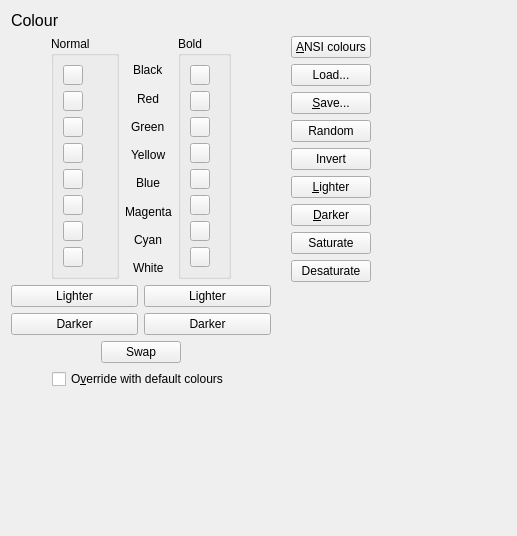
The window that smushclient-qt/cpp/ui/prefs/color.ui (jnbooth/smushclient) describes before a commit, drawn with Qt 5.
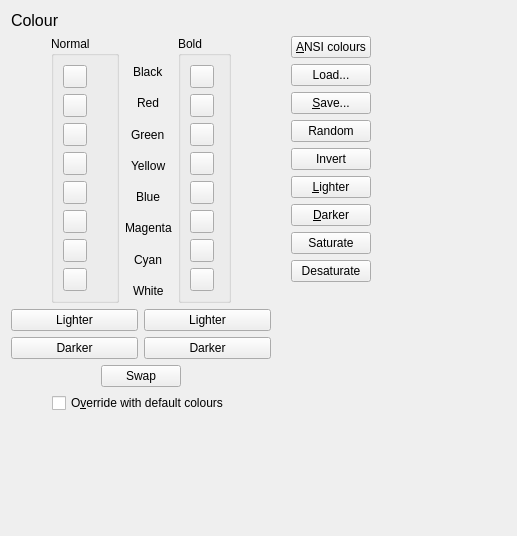
The same window after the commit. Icons and pictures are not drawn. Custom widgets are drawn as their Qt base class.

Commit message: use baseSize for ColorPickerButton

Patch:
```diff
--- a/smushclient-qt/cpp/ui/prefs/color.ui
+++ b/smushclient-qt/cpp/ui/prefs/color.ui
@@ -65,7 +65,7 @@
            <layout class="QVBoxLayout" name="verticalLayout">
             <item>
              <widget class="ColorPickerButton" name="Ansi0">
-              <property name="maximumSize">
+              <property name="baseSize">
                <size>
                 <width>20</width>
                 <height>20</height>
@@ -75,7 +75,7 @@
             </item>
             <item>
              <widget class="ColorPickerButton" name="Ansi1">
-              <property name="maximumSize">
+              <property name="baseSize">
                <size>
                 <width>20</width>
                 <height>20</height>
@@ -85,7 +85,7 @@
             </item>
             <item>
              <widget class="ColorPickerButton" name="Ansi2">
-              <property name="maximumSize">
+              <property name="baseSize">
                <size>
                 <width>20</width>
                 <height>20</height>
@@ -95,7 +95,7 @@
             </item>
             <item>
              <widget class="ColorPickerButton" name="Ansi3">
-              <property name="maximumSize">
+              <property name="baseSize">
                <size>
                 <width>20</width>
                 <height>20</height>
@@ -105,7 +105,7 @@
             </item>
             <item>
              <widget class="ColorPickerButton" name="Ansi4">
-              <property name="maximumSize">
+              <property name="baseSize">
                <size>
                 <width>20</width>
                 <height>20</height>
@@ -115,7 +115,7 @@
             </item>
             <item>
              <widget class="ColorPickerButton" name="Ansi5">
-              <property name="maximumSize">
+              <property name="baseSize">
                <size>
                 <width>20</width>
                 <height>20</height>
@@ -125,7 +125,7 @@
             </item>
             <item>
              <widget class="ColorPickerButton" name="Ansi6">
-              <property name="maximumSize">
+              <property name="baseSize">
                <size>
                 <width>20</width>
                 <height>20</height>
@@ -135,7 +135,7 @@
             </item>
             <item>
              <widget class="ColorPickerButton" name="Ansi7">
-              <property name="maximumSize">
+              <property name="baseSize">
                <size>
                 <width>20</width>
                 <height>20</height>
@@ -246,7 +246,7 @@
            <layout class="QVBoxLayout" name="verticalLayout_5">
             <item>
              <widget class="ColorPickerButton" name="Ansi8">
-              <property name="maximumSize">
+              <property name="baseSize">
                <size>
                 <width>20</width>
                 <height>20</height>
@@ -256,7 +256,7 @@
             </item>
             <item>
              <widget class="ColorPickerButton" name="Ansi9">
-              <property name="maximumSize">
+              <property name="baseSize">
                <size>
                 <width>20</width>
                 <height>20</height>
@@ -266,7 +266,7 @@
             </item>
             <item>
              <widget class="ColorPickerButton" name="Ansi10">
-              <property name="maximumSize">
+              <property name="baseSize">
                <size>
                 <width>20</width>
                 <height>20</height>
@@ -276,7 +276,7 @@
             </item>
             <item>
              <widget class="ColorPickerButton" name="Ansi11">
-              <property name="maximumSize">
+              <property name="baseSize">
                <size>
                 <width>20</width>
                 <height>20</height>
@@ -286,7 +286,7 @@
             </item>
             <item>
              <widget class="ColorPickerButton" name="Ansi12">
-              <property name="maximumSize">
+              <property name="baseSize">
                <size>
                 <width>20</width>
                 <height>20</height>
@@ -296,7 +296,7 @@
             </item>
             <item>
              <widget class="ColorPickerButton" name="Ansi13">
-              <property name="maximumSize">
+              <property name="baseSize">
                <size>
                 <width>20</width>
                 <height>20</height>
@@ -306,7 +306,7 @@
             </item>
             <item>
              <widget class="ColorPickerButton" name="Ansi14">
-              <property name="maximumSize">
+              <property name="baseSize">
                <size>
                 <width>20</width>
                 <height>20</height>
@@ -316,7 +316,7 @@
             </item>
             <item>
              <widget class="ColorPickerButton" name="Ansi15">
-              <property name="maximumSize">
+              <property name="baseSize">
                <size>
                 <width>20</width>
                 <height>20</height>
```
The commit also changes 5 other files.
